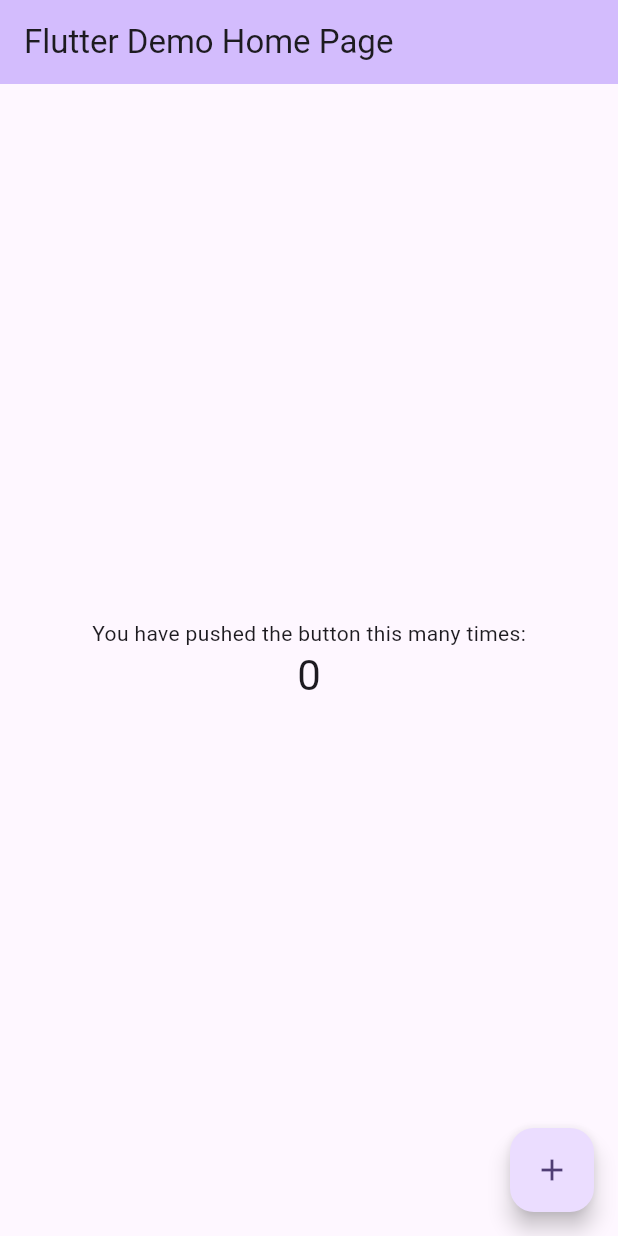
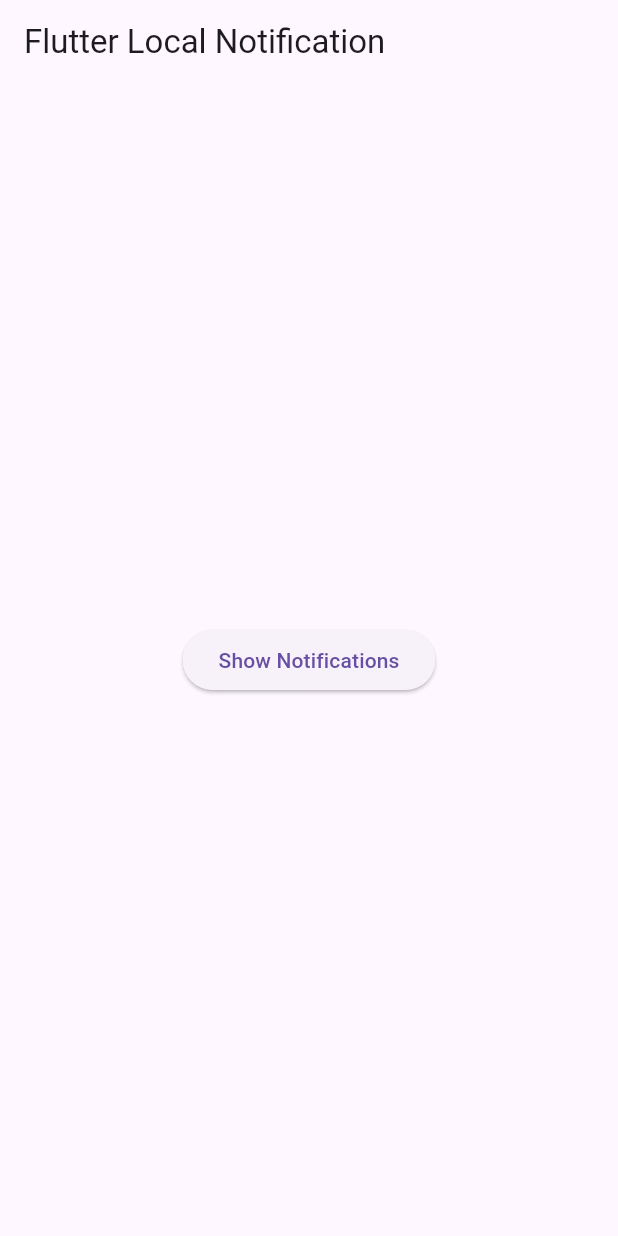
Before and after one commit to Prince10z/local_notification, a Flutter app: the screen it shows after launch, on a phone screen of 412 x 824 dp. Run offline on Flutter 3.47's test engine with Material 3 defaults, Android fonts, the phone set to English and light mode, and no system bars; our stand-ins replace flutter_local_notifications.

Commit message:
Simple_Notification

```diff
--- /dev/null
+++ b/lib/Screens/Home_Screen.dart
@@ -0,0 +1,30 @@
+import 'package:flutter/material.dart';
+import 'package:local_notification/notifi_service.dart';
+
+class MyHomePage extends StatefulWidget {
+  const MyHomePage({super.key});
+
+  @override
+  State<MyHomePage> createState() => _MyHomePageState();
+}
+
+class _MyHomePageState extends State<MyHomePage> {
+  @override
+  Widget build(BuildContext context) {
+    return Scaffold(
+      appBar: AppBar(
+        title: Text("Flutter Local Notification"),
+      ),
+      body: Center(
+        child: ElevatedButton(
+            onPressed: () {
+              // NotificationService()
+              //     .showNotification(title: 'Sample title', body: "It works!");
+              LocalNotifications.showSimpleNotification(
+                  title: "test", body: "case", payload: "test");
+            },
+            child: Text("Show Notifications")),
+      ),
+    );
+  }
+}
--- a/lib/main.dart
+++ b/lib/main.dart
@@ -1,125 +1,33 @@
-import 'package:flutter/material.dart';
+import "dart:io";
 
-void main() {
-  runApp(const MyApp());
+import "package:flutter/material.dart";
+import "package:flutter_local_notifications/flutter_local_notifications.dart";
+import "package:local_notification/Screens/Home_Screen.dart";
+import "package:local_notification/notifi_service.dart";
+
+void main() async {
+  WidgetsFlutterBinding.ensureInitialized();
+  FlutterLocalNotificationsPlugin flutterLocalNotificationsPlugin =
+      FlutterLocalNotificationsPlugin();
+  if (Platform.isAndroid) {
+    await flutterLocalNotificationsPlugin
+        .resolvePlatformSpecificImplementation<
+            AndroidFlutterLocalNotificationsPlugin>()
+        ?.requestNotificationsPermission();
+  }
+  await LocalNotifications.init();
+  // await NotificationService().initNotification();
+  runApp(MyApp());
 }
 
 class MyApp extends StatelessWidget {
   const MyApp({super.key});
 
-  // This widget is the root of your application.
   @override
   Widget build(BuildContext context) {
     return MaterialApp(
-      title: 'Flutter Demo',
-      theme: ThemeData(
-        // This is the theme of your application.
-        //
-        // TRY THIS: Try running your application with "flutter run". You'll see
-        // the application has a purple toolbar. Then, without quitting the app,
-        // try changing the seedColor in the colorScheme below to Colors.green
-        // and then invoke "hot reload" (save your changes or press the "hot
-        // reload" button in a Flutter-supported IDE, or press "r" if you used
-        // the command line to start the app).
-        //
-        // Notice that the counter didn't reset back to zero; the application
-        // state is not lost during the reload. To reset the state, use hot
-        // restart instead.
-        //
-        // This works for code too, not just values: Most code changes can be
-        // tested with just a hot reload.
-        colorScheme: ColorScheme.fromSeed(seedColor: Colors.deepPurple),
-        useMaterial3: true,
-      ),
-      home: const MyHomePage(title: 'Flutter Demo Home Page'),
+      debugShowCheckedModeBanner: false,
+      home: MyHomePage(),
     );
   }
 }
-
-class MyHomePage extends StatefulWidget {
-  const MyHomePage({super.key, required this.title});
-
-  // This widget is the home page of your application. It is stateful, meaning
-  // that it has a State object (defined below) that contains fields that affect
-  // how it looks.
-
-  // This class is the configuration for the state. It holds the values (in this
-  // case the title) provided by the parent (in this case the App widget) and
-  // used by the build method of the State. Fields in a Widget subclass are
-  // always marked "final".
-
-  final String title;
-
-  @override
-  State<MyHomePage> createState() => _MyHomePageState();
-}
-
-class _MyHomePageState extends State<MyHomePage> {
-  int _counter = 0;
-
-  void _incrementCounter() {
-    setState(() {
-      // This call to setState tells the Flutter framework that something has
-      // changed in this State, which causes it to rerun the build method below
-      // so that the display can reflect the updated values. If we changed
-      // _counter without calling setState(), then the build method would not be
-      // called again, and so nothing would appear to happen.
-      _counter++;
-    });
-  }
-
-  @override
-  Widget build(BuildContext context) {
-    // This method is rerun every time setState is called, for instance as done
-    // by the _incrementCounter method above.
-    //
-    // The Flutter framework has been optimized to make rerunning build methods
-    // fast, so that you can just rebuild anything that needs updating rather
-    // than having to individually change instances of widgets.
-    return Scaffold(
-      appBar: AppBar(
-        // TRY THIS: Try changing the color here to a specific color (to
-        // Colors.amber, perhaps?) and trigger a hot reload to see the AppBar
-        // change color while the other colors stay the same.
-        backgroundColor: Theme.of(context).colorScheme.inversePrimary,
-        // Here we take the value from the MyHomePage object that was created by
-        // the App.build method, and use it to set our appbar title.
-        title: Text(widget.title),
-      ),
-      body: Center(
-        // Center is a layout widget. It takes a single child and positions it
-        // in the middle of the parent.
-        child: Column(
-          // Column is also a layout widget. It takes a list of children and
-          // arranges them vertically. By default, it sizes itself to fit its
-          // children horizontally, and tries to be as tall as its parent.
-          //
-          // Column has various properties to control how it sizes itself and
-          // how it positions its children. Here we use mainAxisAlignment to
-          // center the children vertically; the main axis here is the vertical
-          // axis because Columns are vertical (the cross axis would be
-          // horizontal).
-          //
-          // TRY THIS: Invoke "debug painting" (choose the "Toggle Debug Paint"
-          // action in the IDE, or press "p" in the console), to see the
-          // wireframe for each widget.
-          mainAxisAlignment: MainAxisAlignment.center,
-          children: <Widget>[
-            const Text(
-              'You have pushed the button this many times:',
-            ),
-            Text(
-              '$_counter',
-              style: Theme.of(context).textTheme.headlineMedium,
-            ),
-          ],
-        ),
-      ),
-      floatingActionButton: FloatingActionButton(
-        onPressed: _incrementCounter,
-        tooltip: 'Increment',
-        child: const Icon(Icons.add),
-      ), // This trailing comma makes auto-formatting nicer for build methods.
-    );
-  }
-}
--- /dev/null
+++ b/lib/notifi_service.dart
@@ -0,0 +1,77 @@
+// import 'package:flutter_local_notifications/flutter_local_notifications.dart';
+
+// class NotificationService {
+//   final FlutterLocalNotificationsPlugin notificationsPlugin =
+//       FlutterLocalNotificationsPlugin();
+//   Future<void> initNotification() async {
+//     AndroidInitializationSettings initializationSettingsAndroid =
+//         AndroidInitializationSettings("task_manager");
+//     var initializationSettingsIOS = DarwinInitializationSettings(
+//         requestAlertPermission: true,
+//         requestBadgePermission: true,
+//         requestSoundPermission: true,
+//         onDidReceiveLocalNotification:
+//             (int id, String? title, String? body, String? payload) async {});
+//     var initializationSettings = InitializationSettings(
+//         android: initializationSettingsAndroid, iOS: initializationSettingsIOS);
+//     await notificationsPlugin.initialize(initializationSettings,
+//         onDidReceiveNotificationResponse:
+//             (NotificationResponse notificationResponse) async {});
+//   }
+
+//   notificationDetails() {
+//     return const NotificationDetails(
+//         android: AndroidNotificationDetails("channelId", "channelName",
+//             importance: Importance.max),
+//         iOS: DarwinNotificationDetails());
+//   }
+
+//   Future showNotification(
+//       {int id = 0, String? title, String? body, String? payload}) async {
+//     print(">>>>>>>>>>>>>>>>>test");
+//     return notificationsPlugin.show(
+//         id, title, body, await notificationDetails());
+//   }
+// }
+
+import 'package:flutter_local_notifications/flutter_local_notifications.dart';
+
+class LocalNotifications {
+  static final FlutterLocalNotificationsPlugin
+      _flutterLocalNotificationsPlugin = FlutterLocalNotificationsPlugin();
+  static Future init() async {
+    AndroidInitializationSettings initializationSettingsAndroid =
+        AndroidInitializationSettings("@mipmap/ic_launcher");
+    final DarwinInitializationSettings InitializationSettingsDarwin =
+        DarwinInitializationSettings(
+      onDidReceiveLocalNotification: (id, title, body, payload) => null,
+    );
+    final LinuxInitializationSettings initializationSettingsLinux =
+        LinuxInitializationSettings(defaultActionName: "Open notification");
+    final InitializationSettings initializationSettings =
+        InitializationSettings(
+            android: initializationSettingsAndroid,
+            iOS: InitializationSettingsDarwin,
+            linux: initializationSettingsLinux);
+    _flutterLocalNotificationsPlugin.initialize(initializationSettings,
+        onDidReceiveNotificationResponse: (details) => null);
+  }
+
+  //show a simple notification
+  static Future showSimpleNotification({
+    required String title,
+    required String body,
+    required String payload,
+  }) async {
+    const AndroidNotificationDetails androidNotificationDetails =
+        AndroidNotificationDetails('your channel id', 'your channel name',
+            channelDescription: 'your channel description',
+            importance: Importance.max,
+            priority: Priority.high,
+            ticker: 'ticker');
+    const NotificationDetails notificationDetails =
+        NotificationDetails(android: androidNotificationDetails);
+    await _flutterLocalNotificationsPlugin
+        .show(0, title, body, notificationDetails, payload: payload);
+  }
+}
--- a/pubspec.yaml
+++ b/pubspec.yaml
@@ -35,6 +35,9 @@ dependencies:
   # The following adds the Cupertino Icons font to your application.
   # Use with the CupertinoIcons class for iOS style icons.
   cupertino_icons: ^1.0.6
+  flutter_local_notifications: ^16.3.2
+  flutter_timezone: ^1.0.8
+  rxdart: ^0.27.7
 
 dev_dependencies:
   flutter_test:
```
Also changed, not shown: pubspec.lock, 7 other files.
